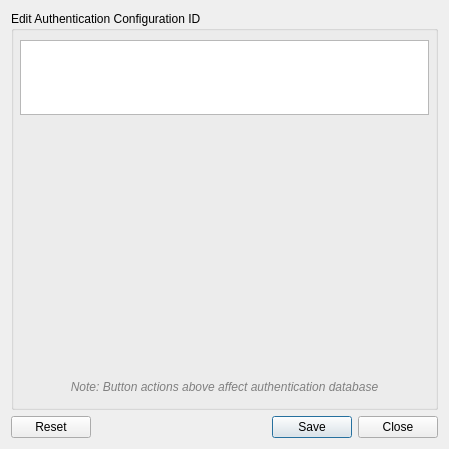
Above: src/ui/auth/qgsauthconfiguriedit.ui from qgis/QGIS before the change. Below: the same form after it.
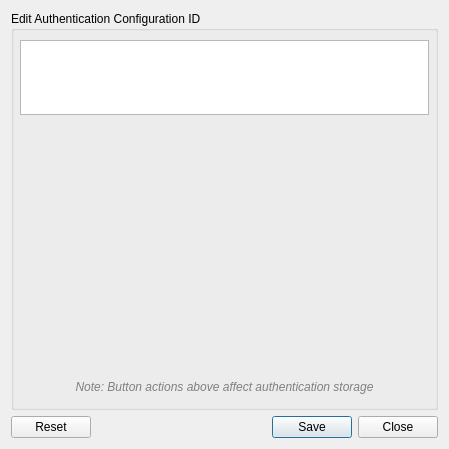
That is the form after the change. Custom widgets are drawn as their Qt base class.

```diff
--- a/src/ui/auth/qgsauthconfiguriedit.ui
+++ b/src/ui/auth/qgsauthconfiguriedit.ui
@@ -62,7 +62,7 @@
          <string notr="true">color: rgb(128, 128, 128);</string>
         </property>
         <property name="text">
-         <string>Note: Button actions above affect authentication database</string>
+         <string>Note: Button actions above affect authentication storage</string>
         </property>
         <property name="alignment">
          <set>Qt::AlignCenter</set>
```
